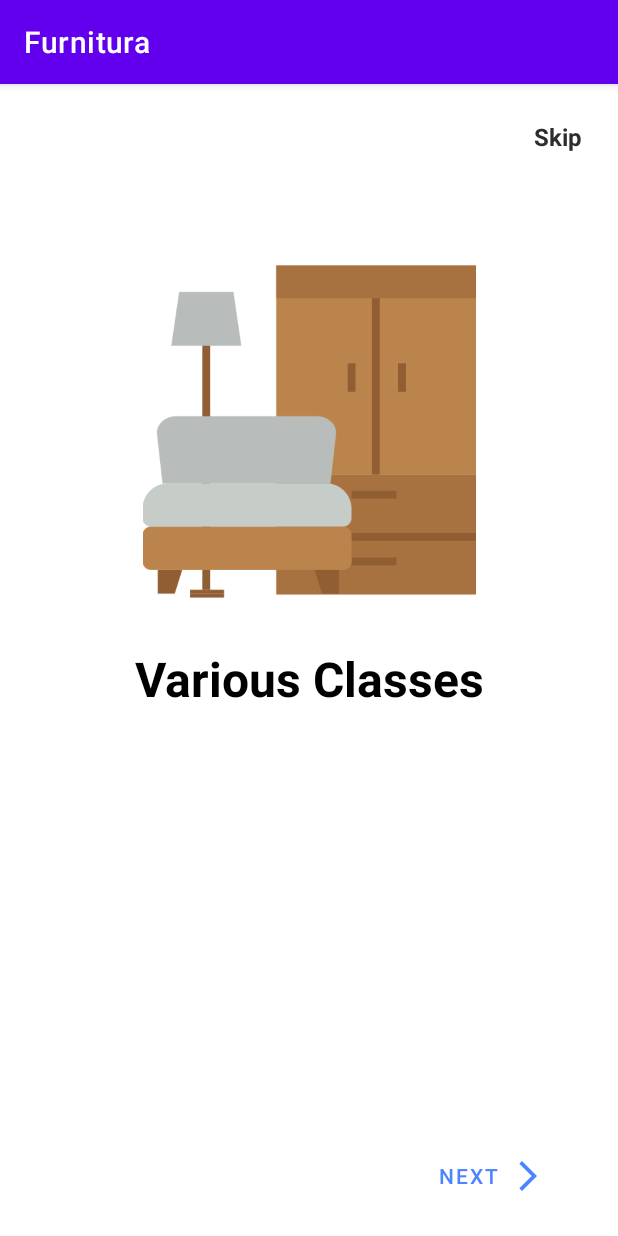
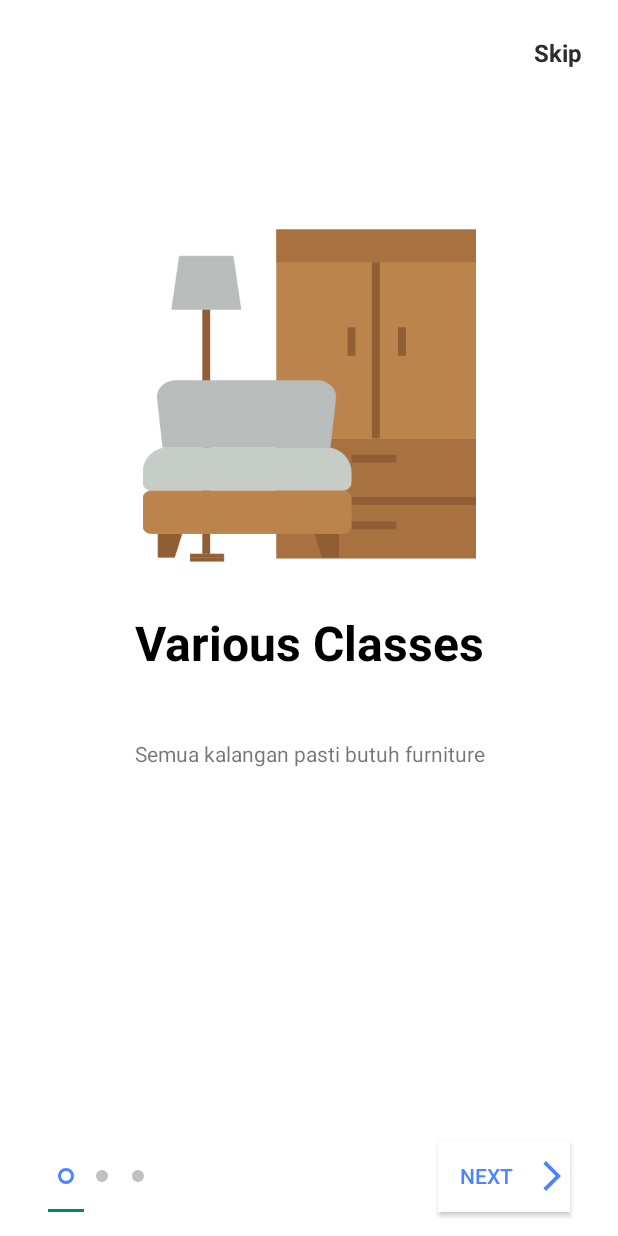
Before and after one commit to frostdev03/Furnitura, an Android app: the screen it shows after launch (IntroActivity), on a phone screen of 412 x 824 dp. Run offline under Robolectric (Android 15) with nearby library versions, the phone set to English and light mode, and no system bars.

Commit message:
get started

```diff
--- a/app/src/main/java/com/frostdev/furnitura/IntroActivity.java
+++ b/app/src/main/java/com/frostdev/furnitura/IntroActivity.java
@@ -3,7 +3,17 @@ package com.frostdev.furnitura;
 import androidx.appcompat.app.AppCompatActivity;
 import androidx.viewpager.widget.ViewPager;
 
+import android.content.Intent;
+import android.content.SharedPreferences;
 import android.os.Bundle;
+import android.view.View;
+import android.view.Window;
+import android.view.WindowManager;
+import android.view.animation.Animation;
+import android.view.animation.AnimationUtils;
+import android.widget.Button;
+
+import com.google.android.material.tabs.TabLayout;
 
 import java.util.ArrayList;
 import java.util.List;
@@ -11,19 +21,110 @@ import java.util.List;
 public class IntroActivity extends AppCompatActivity {
 
     IntroViewPagerAdapter introViewPagerAdapter;
+    TabLayout tabIndicator;
+    Button btnNext, btnGetStarted;
+    int position = 0;
+    Animation btnAnim;
 
     @Override
     protected void onCreate(Bundle savedInstanceState) {
         super.onCreate(savedInstanceState);
         setContentView(R.layout.activity_intro);
 
+        //requestWindowFeature(Window.FEATURE_NO_TITLE);
+        getWindow().setFlags(WindowManager.LayoutParams.FLAG_FULLSCREEN,
+                WindowManager.LayoutParams.FLAG_FULLSCREEN);
+
+        if (loadPrefData()){
+            Intent mainActtivity = new Intent(getApplicationContext(), MainActivity.class);
+            startActivity(mainActtivity);
+            finish();
+        }
+
+        //getSupportActionBar().hide();
+
+        tabIndicator = findViewById(R.id.tab_indicator);
+        btnNext = findViewById(R.id.btn_next);
+        btnGetStarted = findViewById(R.id.btn_get_started);
+        btnAnim = AnimationUtils.loadAnimation(getApplicationContext(), R.anim.btn_anim);
+
         List<ScreenItem> mList = new ArrayList<>();
-        mList.add(new ScreenItem("Various Classes", "", R.drawable.furniture));
-        mList.add(new ScreenItem("Various Prices", "", R.drawable.lamp));
-        mList.add(new ScreenItem("Various Brand", "", R.drawable.chair));
+        mList.add(new ScreenItem("Various Classes", "Semua kalangan pasti butuh furniture", R.drawable.furniture));
+        mList.add(new ScreenItem("Various Prices", "Semua dompet bisa di habiskan untuk beli furniture", R.drawable.lamp));
+        mList.add(new ScreenItem("Various Furniture's", "Di sinilah semua furniture", R.drawable.chair));
 
         ViewPager screenPager = findViewById(R.id.vp_screen);
         introViewPagerAdapter = new IntroViewPagerAdapter(this,mList);
         screenPager.setAdapter(introViewPagerAdapter);
+
+        tabIndicator.setupWithViewPager(screenPager);
+
+        btnNext.setOnClickListener(new View.OnClickListener() {
+            @Override
+            public void onClick(View view) {
+
+                position = screenPager.getCurrentItem();
+                if (position < mList.size()){
+                    position++;
+                    screenPager.setCurrentItem(position);
+                }
+                if (position == mList.size()-1){
+                    loadLastScreen();
+                }
+
+            }
+        });
+
+        tabIndicator.addOnTabSelectedListener(new TabLayout.OnTabSelectedListener() {
+            @Override
+            public void onTabSelected(TabLayout.Tab tab) {
+                if (tab.getPosition() == mList.size()-1){
+                    loadLastScreen();
+                }
+            }
+
+            @Override
+            public void onTabUnselected(TabLayout.Tab tab) {
+
+            }
+
+            @Override
+            public void onTabReselected(TabLayout.Tab tab) {
+
+            }
+        });
+
+        btnGetStarted.setOnClickListener(new View.OnClickListener() {
+            @Override
+            public void onClick(View view) {
+                Intent mainActivity = new Intent(getApplicationContext(),MainActivity.class);
+                startActivity(mainActivity);
+
+                savePrefData();
+                finish();
+            }
+        });
+    }
+
+    private boolean loadPrefData(){
+        SharedPreferences prefo = getApplicationContext().getSharedPreferences("myPref",MODE_PRIVATE);
+        Boolean isIntroActivityOpened = prefo.getBoolean("isIntroOpened", false);
+        return isIntroActivityOpened;
+    }
+
+    private void savePrefData() {
+        SharedPreferences pref = getApplicationContext().getSharedPreferences("myPref", MODE_PRIVATE);
+        SharedPreferences.Editor edit = pref.edit();
+        edit.putBoolean("isIntroOpened", true);
+        edit.commit();
+    }
+
+    private void loadLastScreen() {
+        btnNext.setVisibility(View.INVISIBLE);
+        btnGetStarted.setVisibility(View.VISIBLE);
+        tabIndicator.setVisibility(View.INVISIBLE);
+
+        btnGetStarted.setAnimation(btnAnim);
+
     }
 }
--- /dev/null
+++ b/app/src/main/res/anim/btn_anim.xml
@@ -0,0 +1,14 @@
+<?xml version="1.0" encoding="utf-8"?>
+<set xmlns:android="http://schemas.android.com/apk/res/android">
+
+    <alpha
+        android:fromAlpha="0.0"
+        android:toAlpha="1.0"
+        android:duration="500"/>
+
+    <translate
+        android:fromYDelta="100%"
+        android:toXDelta="0%"
+        android:duration="700"/>
+
+</set>
--- a/app/src/main/res/drawable/btn_gradient_style.xml
+++ b/app/src/main/res/drawable/btn_gradient_style.xml
@@ -1,6 +1,6 @@
 <?xml version="1.0" encoding="utf-8"?>
 <shape xmlns:android="http://schemas.android.com/apk/res/android">
-    <corners android:radius="6dp"/>
+    <corners android:radius="8dp"/>
     <gradient
         android:startColor="@color/gradient_start_col"
         android:endColor="@color/gradient_end_col"/>
--- a/app/src/main/res/layout/activity_intro.xml
+++ b/app/src/main/res/layout/activity_intro.xml
@@ -16,22 +16,23 @@
         app:layout_constraintBottom_toTopOf="@+id/tab_indicator"
         app:layout_constraintEnd_toEndOf="parent"
         app:layout_constraintStart_toStartOf="parent"
-        app:layout_constraintTop_toTopOf="parent"/>
+        app:layout_constraintTop_toTopOf="parent">
+
+    </androidx.viewpager.widget.ViewPager>
 
     <Button
         android:id="@+id/btn_next"
         android:layout_width="wrap_content"
         android:layout_height="wrap_content"
+        android:layout_marginEnd="32dp"
+        android:layout_marginBottom="16dp"
+        android:background="@color/white"
+        android:drawableEnd="@drawable/ic_baseline_arrow_forward_ios_24"
+        android:drawableTint="@color/gradient_start_col"
         android:text="@string/next"
         android:textColor="@color/gradient_start_col"
-        android:layout_marginEnd="32dp"
-        android:layout_marginRight="32dp"
-        android:layout_marginBottom="16dp"
-        android:background="?attr/selectableItemBackground"
-        android:drawableEnd="@drawable/ic_baseline_arrow_forward_ios_24"
-        android:drawableTint="@color/gradient_start_col"
         app:layout_constraintBottom_toBottomOf="parent"
-        app:layout_constraintEnd_toEndOf="parent"/>
+        app:layout_constraintEnd_toEndOf="parent" />
 
     <com.google.android.material.tabs.TabLayout
         android:id="@+id/tab_indicator"
--- a/app/src/main/res/values-night/themes.xml
+++ b/app/src/main/res/values-night/themes.xml
@@ -1,6 +1,6 @@
 <resources xmlns:tools="http://schemas.android.com/tools">
     <!-- Base application theme. -->
-    <style name="Theme.Furnitura" parent="Theme.MaterialComponents.DayNight.DarkActionBar">
+    <style name="Theme.Furnitura" parent="Theme.AppCompat.Light.NoActionBar">
         <!-- Primary brand color. -->
         <item name="colorPrimary">@color/purple_200</item>
         <item name="colorPrimaryVariant">@color/purple_700</item>
--- a/app/src/main/res/values/themes.xml
+++ b/app/src/main/res/values/themes.xml
@@ -1,6 +1,6 @@
 <resources xmlns:tools="http://schemas.android.com/tools">
     <!-- Base application theme. -->
-    <style name="Theme.Furnitura" parent="Theme.MaterialComponents.DayNight.DarkActionBar">
+    <style name="Theme.Furnitura" parent="Theme.AppCompat.Light.NoActionBar">
         <!-- Primary brand color. -->
         <item name="colorPrimary">@color/purple_500</item>
         <item name="colorPrimaryVariant">@color/purple_700</item>
@@ -8,7 +8,7 @@
         <!-- Secondary brand color. -->
         <item name="colorSecondary">@color/teal_200</item>
         <item name="colorSecondaryVariant">@color/teal_700</item>
-        <item name="colorOnSecondary">@color/black</item>
+        <item name="colorOnSecondary">@color/white</item>
         <!-- Status bar color. -->
         <item name="android:statusBarColor">?attr/colorPrimaryVariant</item>
         <!-- Customize your theme here. -->
```
